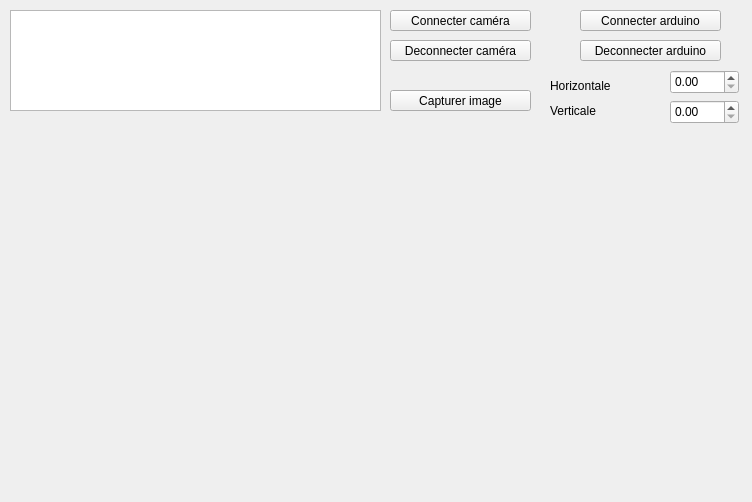
Qt form src/fenetreprincipale.ui (maelvls/climso-auto) before a commit.
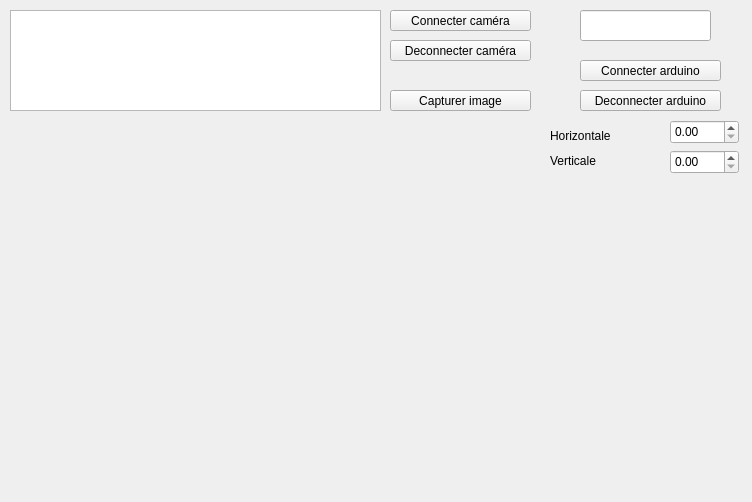
The same form after that commit.

```diff
--- a/src/fenetreprincipale.ui
+++ b/src/fenetreprincipale.ui
@@ -73,7 +73,7 @@
     <property name="geometry">
      <rect>
       <x>580</x>
-      <y>10</y>
+      <y>60</y>
       <width>141</width>
       <height>21</height>
      </rect>
@@ -86,7 +86,7 @@
     <property name="geometry">
      <rect>
       <x>580</x>
-      <y>40</y>
+      <y>90</y>
       <width>141</width>
       <height>21</height>
      </rect>
@@ -125,7 +125,7 @@
     <property name="geometry">
      <rect>
       <x>670</x>
-      <y>70</y>
+      <y>120</y>
       <width>69</width>
       <height>24</height>
      </rect>
@@ -135,7 +135,7 @@
     <property name="geometry">
      <rect>
       <x>550</x>
-      <y>75</y>
+      <y>125</y>
       <width>81</width>
       <height>21</height>
      </rect>
@@ -148,7 +148,7 @@
     <property name="geometry">
      <rect>
       <x>670</x>
-      <y>100</y>
+      <y>150</y>
       <width>69</width>
       <height>24</height>
      </rect>
@@ -158,7 +158,7 @@
     <property name="geometry">
      <rect>
       <x>550</x>
-      <y>100</y>
+      <y>150</y>
       <width>81</width>
       <height>21</height>
      </rect>
@@ -177,6 +177,16 @@
      </rect>
     </property>
    </widget>
+   <widget class="QLineEdit" name="nomFichierArduino">
+    <property name="geometry">
+     <rect>
+      <x>580</x>
+      <y>10</y>
+      <width>131</width>
+      <height>31</height>
+     </rect>
+    </property>
+   </widget>
   </widget>
  </widget>
  <layoutdefault spacing="6" margin="11"/>
```
